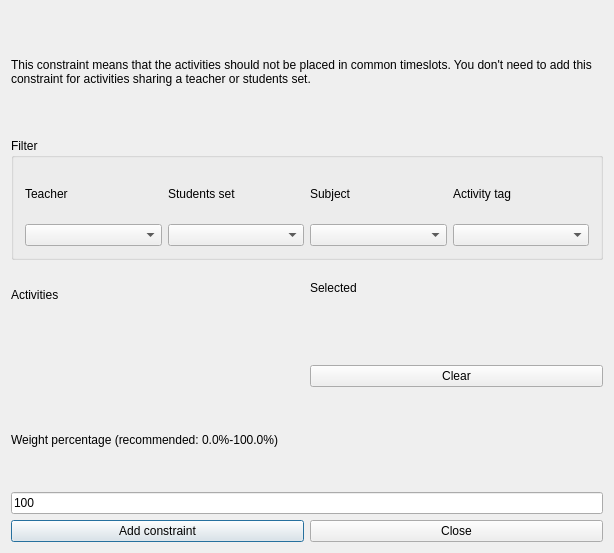
janLo/FET, file src/interface/addconstraintactivitiesnotoverlappingform_template.ui: the form before one commit.
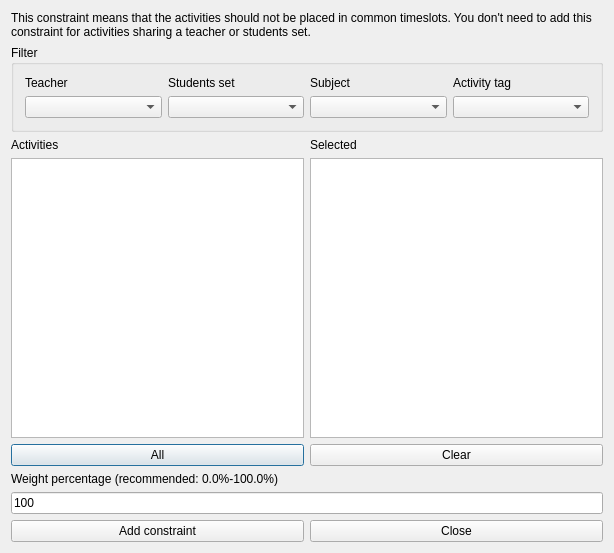
The form after the commit. Custom widgets are drawn as their Qt base class.

Diff of the .ui file:
```diff
--- a/src/interface/addconstraintactivitiesnotoverlappingform_template.ui
+++ b/src/interface/addconstraintactivitiesnotoverlappingform_template.ui
@@ -13,53 +13,8 @@
   <property name="windowTitle">
    <string extracomment="This is the title of the dialog to add a new constraint of this type"> Add activities not overlapping</string>
   </property>
-  <layout class="QGridLayout">
-   <item row="4" column="0" colspan="2">
-    <layout class="QHBoxLayout">
-     <item>
-      <widget class="QPushButton" name="addConstraintPushButton">
-       <property name="text">
-        <string>Add constraint</string>
-       </property>
-      </widget>
-     </item>
-     <item>
-      <widget class="QPushButton" name="closePushButton">
-       <property name="text">
-        <string>Close</string>
-       </property>
-      </widget>
-     </item>
-    </layout>
-   </item>
-   <item row="3" column="0" colspan="2">
-    <layout class="QVBoxLayout">
-     <item>
-      <widget class="QLabel" name="weightTextLabel">
-       <property name="frameShape">
-        <enum>QFrame::NoFrame</enum>
-       </property>
-       <property name="frameShadow">
-        <enum>QFrame::Plain</enum>
-       </property>
-       <property name="text">
-        <string>Weight percentage (recommended: 0.0%-100.0%)</string>
-       </property>
-       <property name="wordWrap">
-        <bool>false</bool>
-       </property>
-      </widget>
-     </item>
-     <item>
-      <widget class="QLineEdit" name="weightLineEdit">
-       <property name="text">
-        <string>100</string>
-       </property>
-      </widget>
-     </item>
-    </layout>
-   </item>
-   <item row="0" column="0" colspan="2">
+  <layout class="QGridLayout" name="gridLayout_2">
+   <item row="0" column="0">
     <widget class="QLabel" name="textLabel1">
      <property name="sizePolicy">
       <sizepolicy hsizetype="Minimum" vsizetype="Minimum">
@@ -75,59 +30,22 @@
      </property>
     </widget>
    </item>
-   <item row="2" column="0">
-    <layout class="QVBoxLayout">
-     <item>
-      <widget class="QLabel" name="activitiesTextLabel">
-       <property name="frameShape">
-        <enum>QFrame::NoFrame</enum>
-       </property>
-       <property name="frameShadow">
-        <enum>QFrame::Plain</enum>
-       </property>
-       <property name="text">
-        <string>Activities</string>
-       </property>
-       <property name="wordWrap">
-        <bool>false</bool>
-       </property>
-      </widget>
-     </item>
-     <item>
-      <widget class="Q3ListBox" name="activitiesListBox">
-       <item>
-        <property name="text">
-         <string>New Item</string>
-        </property>
-       </item>
-      </widget>
-     </item>
-    </layout>
-   </item>
-   <item row="1" column="0" colspan="2">
-    <widget class="Q3GroupBox" name="groupBox2">
+   <item row="1" column="0">
+    <widget class="QGroupBox" name="filterGroupBox">
      <property name="title">
       <string>Filter</string>
      </property>
-     <layout class="QGridLayout">
+     <layout class="QGridLayout" name="gridLayout">
       <item row="0" column="0">
-       <layout class="QGridLayout">
-        <item row="0" column="3">
-         <widget class="QLabel" name="activityTagsTextLabel">
+       <widget class="QLabel" name="teachersTextLabel">
           <property name="text">
-           <string>Activity tag</string>
+         <string>Teacher</string>
           </property>
           <property name="wordWrap">
            <bool>false</bool>
           </property>
          </widget>
         </item>
-        <item row="1" column="1">
-         <widget class="QComboBox" name="studentsComboBox"/>
-        </item>
-        <item row="1" column="3">
-         <widget class="QComboBox" name="activityTagsComboBox"/>
-        </item>
         <item row="0" column="1">
          <widget class="QLabel" name="studentsTextLabel">
           <property name="text">
@@ -138,9 +56,6 @@
           </property>
          </widget>
         </item>
-        <item row="1" column="2">
-         <widget class="QComboBox" name="subjectsComboBox"/>
-        </item>
         <item row="0" column="2">
          <widget class="QLabel" name="subjectsTextLabel">
           <property name="text">
@@ -151,26 +66,65 @@
           </property>
          </widget>
         </item>
+      <item row="0" column="3">
+       <widget class="QLabel" name="activityTagsTextLabel">
+        <property name="text">
+         <string>Activity tag</string>
+        </property>
+        <property name="wordWrap">
+         <bool>false</bool>
+        </property>
+       </widget>
+      </item>
         <item row="1" column="0">
          <widget class="QComboBox" name="teachersComboBox"/>
         </item>
-        <item row="0" column="0">
-         <widget class="QLabel" name="teachersTextLabel">
+      <item row="1" column="1">
+       <widget class="QComboBox" name="studentsComboBox"/>
+      </item>
+      <item row="1" column="2">
+       <widget class="QComboBox" name="subjectsComboBox"/>
+      </item>
+      <item row="1" column="3">
+       <widget class="QComboBox" name="activityTagsComboBox"/>
+      </item>
+     </layout>
+    </widget>
+   </item>
+   <item row="2" column="0">
+    <layout class="QHBoxLayout" name="horizontalLayout">
+     <item>
+      <layout class="QVBoxLayout" name="verticalLayout_2">
+       <item>
+        <widget class="QLabel" name="activitiesTextLabel">
+         <property name="frameShape">
+          <enum>QFrame::NoFrame</enum>
+         </property>
+         <property name="frameShadow">
+          <enum>QFrame::Plain</enum>
+         </property>
           <property name="text">
-           <string>Teacher</string>
+          <string>Activities</string>
           </property>
           <property name="wordWrap">
            <bool>false</bool>
           </property>
          </widget>
         </item>
-       </layout>
-      </item>
-     </layout>
-    </widget>
-   </item>
-   <item row="2" column="1">
-    <layout class="QVBoxLayout">
+       <item>
+        <widget class="QListWidget" name="activitiesListWidget"/>
+       </item>
+       <item>
+        <widget class="QPushButton" name="addAllActivitiesPushButton">
+         <property name="text">
+          <string comment="Text on a button. It refers to adding all activities from the list above this button into the current constraint">All</string>
+         </property>
+        </widget>
+       </item>
+      </layout>
+     </item>
+     <item>
+      <layout class="QVBoxLayout" name="verticalLayout">
      <item>
       <widget class="QLabel" name="notOverlappingActivitiesTextLabel">
        <property name="frameShape">
@@ -188,13 +142,7 @@
       </widget>
      </item>
      <item>
-      <widget class="Q3ListBox" name="notOverlappingActivitiesListBox">
-       <item>
-        <property name="text">
-         <string>New Item</string>
-        </property>
-       </item>
-      </widget>
+        <widget class="QListWidget" name="notOverlappingActivitiesListWidget"/>
      </item>
      <item>
       <widget class="QPushButton" name="clearPushButton">
@@ -206,39 +154,55 @@
     </layout>
    </item>
   </layout>
+   </item>
+   <item row="3" column="0">
+    <layout class="QVBoxLayout">
+     <item>
+      <widget class="QLabel" name="weightTextLabel">
+       <property name="frameShape">
+        <enum>QFrame::NoFrame</enum>
+       </property>
+       <property name="frameShadow">
+        <enum>QFrame::Plain</enum>
+       </property>
+       <property name="text">
+        <string>Weight percentage (recommended: 0.0%-100.0%)</string>
+       </property>
+       <property name="wordWrap">
+        <bool>false</bool>
+       </property>
+      </widget>
+     </item>
+     <item>
+      <widget class="QLineEdit" name="weightLineEdit">
+       <property name="text">
+        <string notr="true">100</string>
+       </property>
+      </widget>
+     </item>
+    </layout>
+   </item>
+   <item row="4" column="0">
+    <layout class="QHBoxLayout">
+     <item>
+      <widget class="QPushButton" name="addConstraintPushButton">
+       <property name="text">
+        <string>Add constraint</string>
+       </property>
+      </widget>
+     </item>
+     <item>
+      <widget class="QPushButton" name="closePushButton">
+       <property name="text">
+        <string>Close</string>
+       </property>
+      </widget>
+     </item>
+    </layout>
+   </item>
+  </layout>
  </widget>
  <layoutdefault spacing="6" margin="11"/>
- <customwidgets>
-  <customwidget>
-   <class>Q3GroupBox</class>
-   <extends>QGroupBox</extends>
-   <header>Qt3Support/Q3GroupBox</header>
-   <container>1</container>
-  </customwidget>
-  <customwidget>
-   <class>Q3Frame</class>
-   <extends>QFrame</extends>
-   <header>Qt3Support/Q3Frame</header>
-   <container>1</container>
-  </customwidget>
-  <customwidget>
-   <class>Q3ListBox</class>
-   <extends>Q3Frame</extends>
-   <header>q3listbox.h</header>
-  </customwidget>
- </customwidgets>
- <tabstops>
-  <tabstop>teachersComboBox</tabstop>
-  <tabstop>studentsComboBox</tabstop>
-  <tabstop>subjectsComboBox</tabstop>
-  <tabstop>activityTagsComboBox</tabstop>
-  <tabstop>activitiesListBox</tabstop>
-  <tabstop>notOverlappingActivitiesListBox</tabstop>
-  <tabstop>weightLineEdit</tabstop>
-  <tabstop>addConstraintPushButton</tabstop>
-  <tabstop>closePushButton</tabstop>
-  <tabstop>clearPushButton</tabstop>
- </tabstops>
  <resources/>
  <connections/>
 </ui>
```
Lines whose indentation alone changed are shown as unchanged.
